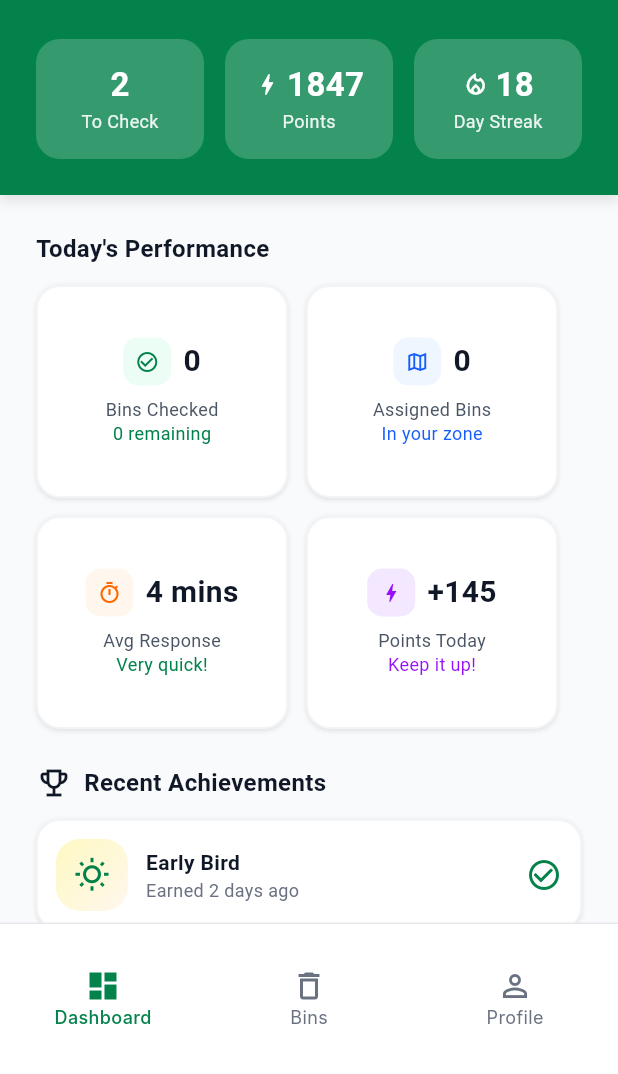
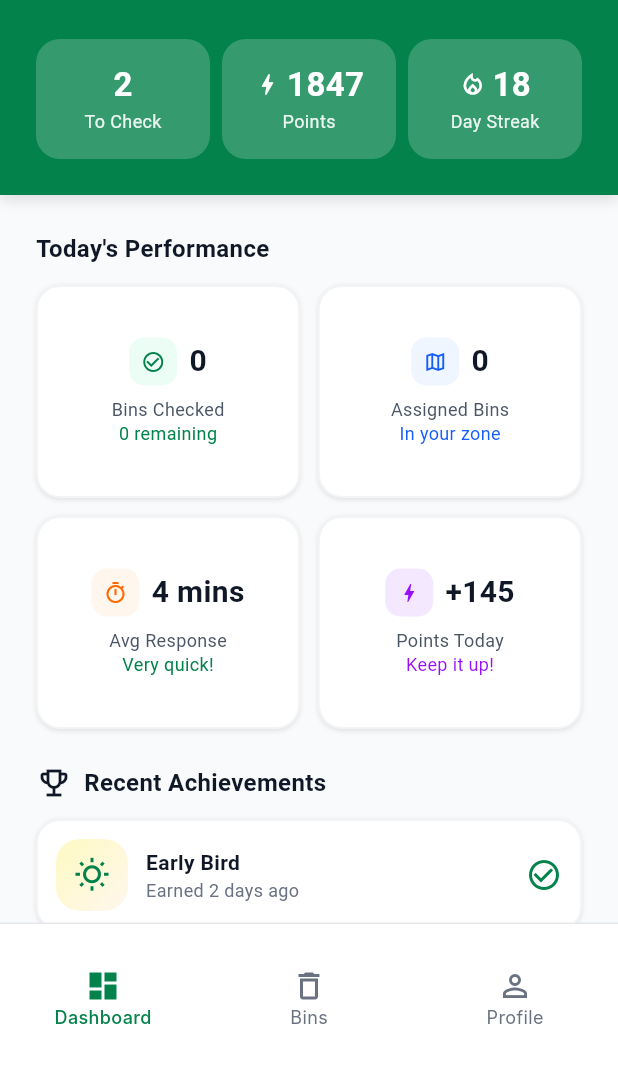
Before and after one commit to CodeMIndsUoM/Garbo-flutter, a Flutter app: the screen it shows after launch, on a phone screen of 412 x 824 dp, the part 162-1236 px from its top. Run offline on Flutter 3.47's test engine with Material 3 defaults, Android fonts, the phone set to English and light mode, and no system bars; our stand-ins replace shared_preferences; network calls fail; Roboto replaces fonts that are missing (Arimo, Inter).

Commit message:
make preformece grid and stat header responsive

```diff
--- a/lib/presentation/field_staff/dashboard/widgets/performance_grid.dart
+++ b/lib/presentation/field_staff/dashboard/widgets/performance_grid.dart
@@ -29,11 +29,12 @@ class PerformanceGrid extends StatelessWidget {
           ),
         ),
         const SizedBox(height: 12),
-        Wrap(
-          spacing: 12,
-          runSpacing: 12,
+        Column(
           children: [
-            _buildGridItem(
+            Row(
+              children: [
+                Expanded(
+                  child: _buildGridItem(
                     title: '$completedBins',
                     subtitle: 'Bins Checked',
                     status: '$pendingBins remaining',
@@ -42,7 +43,10 @@ class PerformanceGrid extends StatelessWidget {
                     themeColor: AppColors.green700,
                     bgColor: AppColors.emerald50,
                   ),
-            _buildGridItem(
+                ),
+                const SizedBox(width: 12),
+                Expanded(
+                  child: _buildGridItem(
                     title: '$totalBins',
                     subtitle: 'Assigned Bins',
                     status: 'In your zone',
@@ -51,7 +55,14 @@ class PerformanceGrid extends StatelessWidget {
                     themeColor: AppColors.blue600,
                     bgColor: AppColors.blue50,
                   ),
-            _buildGridItem(
+                ),
+              ],
+            ),
+            const SizedBox(height: 12),
+            Row(
+              children: [
+                Expanded(
+                  child: _buildGridItem(
                     title: '4 mins',
                     subtitle: 'Avg Response',
                     status: 'Very quick!',
@@ -60,7 +71,10 @@ class PerformanceGrid extends StatelessWidget {
                     themeColor: AppColors.orange600,
                     bgColor: AppColors.orange50,
                   ),
-            _buildGridItem(
+                ),
+                const SizedBox(width: 12),
+                Expanded(
+                  child: _buildGridItem(
                     title: '+145',
                     subtitle: 'Points Today',
                     status: 'Keep it up!',
@@ -68,6 +82,9 @@ class PerformanceGrid extends StatelessWidget {
                     icon: Icons.bolt,
                     themeColor: AppColors.purple600,
                     bgColor: AppColors.purple50,
+                  ),
+                ),
+              ],
             ),
           ],
         ),
@@ -84,12 +101,10 @@ class PerformanceGrid extends StatelessWidget {
     required Color themeColor,
     required Color bgColor,
   }) {
-    // Approx width for 2 items with padding on 396px screen: (396 - 48 - 12) / 2 = 168
-    // Using flexible sizing in parent instead of fixed width
+    // Width is flexible and handled by the Expanded parent
     return Container(
-      width: 168,
       height: 142,
-      padding: const EdgeInsets.all(16),
+      padding: const EdgeInsets.symmetric(horizontal: 12, vertical: 16),
       decoration: BoxDecoration(
         color: Colors.white,
         borderRadius: BorderRadius.circular(16),
--- a/lib/presentation/field_staff/shared/stat_header.dart
+++ b/lib/presentation/field_staff/shared/stat_header.dart
@@ -71,11 +71,12 @@ class StatHeader extends StatelessWidget {
 
           // Stats Row
           Row(
-            mainAxisAlignment: MainAxisAlignment.spaceBetween,
             children: [
-              _buildStatItem('2', 'To Check'),
-              _buildStatItem('1847', 'Points', icon: Icons.bolt),
-              _buildStatItem('18', 'Day Streak', icon: Icons.local_fire_department_outlined),
+              Expanded(child: _buildStatItem('2', 'To Check')),
+              const SizedBox(width: 8),
+              Expanded(child: _buildStatItem('1847', 'Points', icon: Icons.bolt)),
+              const SizedBox(width: 8),
+              Expanded(child: _buildStatItem('18', 'Day Streak', icon: Icons.local_fire_department_outlined)),
             ],
           ),
         ],
@@ -85,9 +86,8 @@ class StatHeader extends StatelessWidget {
 
   Widget _buildStatItem(String value, String label, {IconData? icon}) {
     return Container(
-      width: 112,
       height: 80,
-      padding: const EdgeInsets.symmetric(horizontal: 12, vertical: 12),
+      padding: const EdgeInsets.symmetric(horizontal: 4, vertical: 12),
       decoration: BoxDecoration(
         color: AppColors.white20,
         borderRadius: BorderRadius.circular(16),
```
Lines whose indentation alone changed are shown as unchanged.
